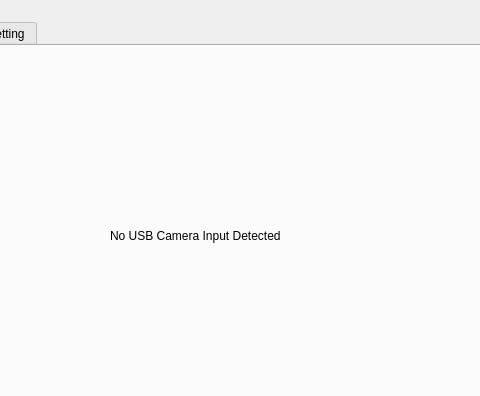
Above: interface.ui from hans-ob1/deep_eye before the change; both pictures show x 122 to 602 and y 0 to 396 of the 863 by 620 pixel window. Below: the same form after it.
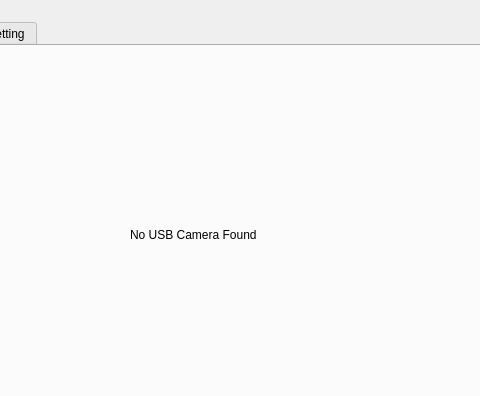
That is the form after the change.

```diff
--- a/interface.ui
+++ b/interface.ui
@@ -66,35 +66,6 @@
      <attribute name="title">
       <string>Live Feed</string>
      </attribute>
-     <widget class="QWidget" name="live_widget" native="true">
-      <property name="geometry">
-       <rect>
-        <x>20</x>
-        <y>20</y>
-        <width>640</width>
-        <height>360</height>
-       </rect>
-      </property>
-      <property name="minimumSize">
-       <size>
-        <width>640</width>
-        <height>360</height>
-       </size>
-      </property>
-      <widget class="QLabel" name="displayText">
-       <property name="geometry">
-        <rect>
-         <x>190</x>
-         <y>160</y>
-         <width>221</width>
-         <height>20</height>
-        </rect>
-       </property>
-       <property name="text">
-        <string>No USB Camera Input Detected</string>
-       </property>
-      </widget>
-     </widget>
      <widget class="QPushButton" name="recordButton">
       <property name="enabled">
        <bool>false</bool>
@@ -184,11 +155,32 @@
        </property>
       </widget>
      </widget>
-     <zorder>live_widget</zorder>
-     <zorder>recordButton</zorder>
-     <zorder>filepathText</zorder>
-     <zorder>triggerGroup</zorder>
-     <zorder>horizontalSpacer</zorder>
+     <widget class="QLabel" name="live_display">
+      <property name="geometry">
+       <rect>
+        <x>20</x>
+        <y>20</y>
+        <width>640</width>
+        <height>360</height>
+       </rect>
+      </property>
+      <property name="text">
+       <string/>
+      </property>
+     </widget>
+     <widget class="QLabel" name="displayText">
+      <property name="geometry">
+       <rect>
+        <x>230</x>
+        <y>180</y>
+        <width>241</width>
+        <height>17</height>
+       </rect>
+      </property>
+      <property name="text">
+       <string>No USB Camera Found</string>
+      </property>
+     </widget>
     </widget>
     <widget class="QWidget" name="setting_tab">
      <attribute name="title">
```
